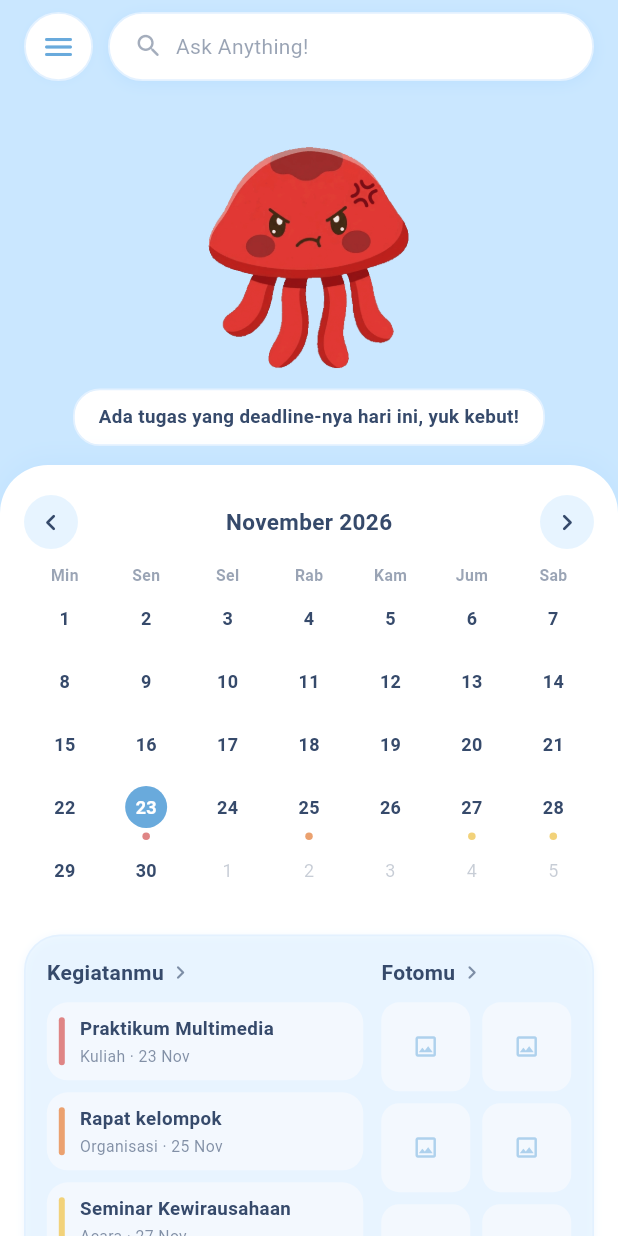
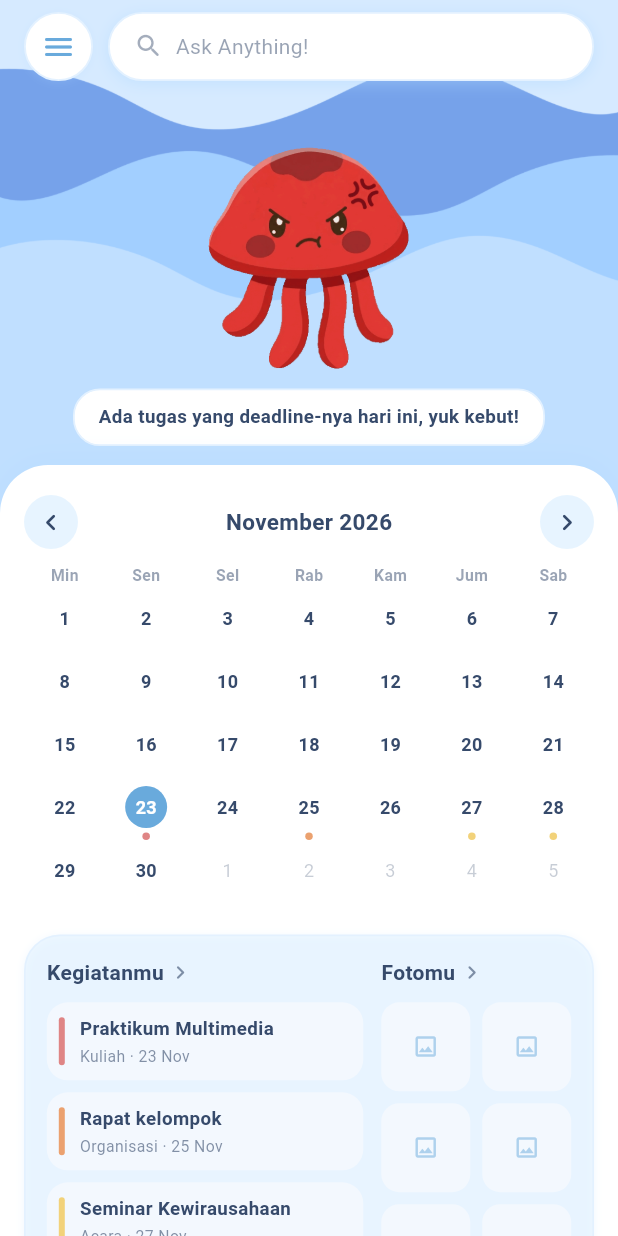
Before and after one commit to raizaaqil/Mipo_MobileApp, a Flutter app: the screen it shows once a user with an empty profile is signed in, on a phone screen of 412 x 824 dp. Run offline on Flutter 3.47's test engine with Material 3 defaults, Android fonts, the phone set to English and light mode, and no system bars; our stand-ins replace camera, file_picker, shared_preferences, supabase_flutter; accounts and stored records are empty; Roboto replaces fonts that are missing (Huninn).

Commit message:
Update gackground MiPO

```diff
--- a/lib/views/home_views.dart
+++ b/lib/views/home_views.dart
@@ -194,17 +194,20 @@ class _HomeViewState extends State<HomeView> {
           SingleChildScrollView(
             controller: _scroll,
             physics: const BouncingScrollPhysics(),
-            child: Column(
+            child: Stack(
               children: [
+                // 1. Lapisan bawah: Wallpaper + gurita
                 _buildPetSection(petHeight, media.padding.top, tasks),
-                // Panel utama minimal setinggi sisa layar, jadi selalu
-                // memanjang sampai ujung bawah.
-                _buildMainPanel(
+                // 2. Lapisan atas: Panel putih ditaruh tepat di posisi petHeight (menutup 32px bawah wallpaper)
+                Padding(
+                  padding: EdgeInsets.only(top: petHeight),
+                  child: _buildMainPanel(
                     media.padding.bottom,
                     panelMinHeight,
                     schedules,
                     tasks,
                     marked,
+                  ),
                 ),
               ],
             ),
@@ -354,8 +357,17 @@ class _HomeViewState extends State<HomeView> {
           return 'assets/images/mipo_biru.gif';
       }
     }
-    return SizedBox(
-      height: height,
+
+    return Container(
+      width: double.infinity,
+      height: height + 32, // Tambah 32px agar wallpaper masuk ke belakang lengkungan kalender
+      decoration: const BoxDecoration(
+        image: DecorationImage(
+          image: AssetImage('assets/images/bg_home.png'), // <-- Ganti sesuai nama file PNG kamu
+          fit: BoxFit.cover, // Mengisi penuh area atas tanpa gepeng
+          alignment: Alignment.topCenter,
+        ),
+      ),
       child: Padding(
         padding: EdgeInsets.only(top: topInset + 88),
         child: Column(
@@ -363,7 +375,8 @@ class _HomeViewState extends State<HomeView> {
             TapScale(
               pressedScale: 0.96,
               onTap: () => _go(const VirtualPetView()),
-              child: Image.asset(_petGif(tasks), // <-- GIF ditaruh di sini (menggantikan MipoOctopus)
+              child: Image.asset(
+                _petGif(tasks),
                 width: 165,
                 height: 165,
                 fit: BoxFit.contain,
@@ -379,7 +392,7 @@ class _HomeViewState extends State<HomeView> {
                 border: Border.all(color: _softBorder, width: 1.2),
               ),
               child: Text(
-                _petMessage(tasks), // <-- Teks kalimat Mipo tetap pakai _petMessage
+                _petMessage(tasks),
                 textAlign: TextAlign.center,
                 style: _text(12.5, weight: FontWeight.w600),
               ),
```
Also changed, not shown: assets/images/bg_home.png (added). Lines whose indentation alone changed are shown as unchanged.
